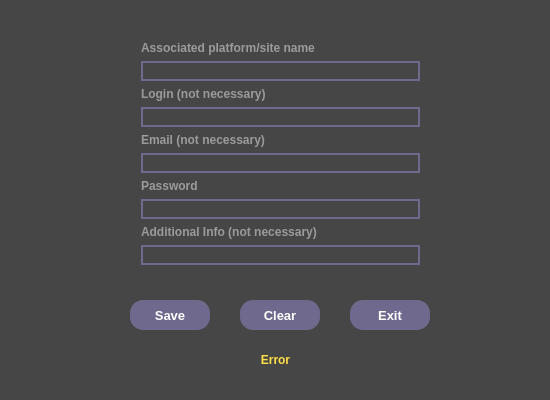
First picture: the form in PassKeeper/Record.ui, repository Badyusha/PassKeeper, before the edit.
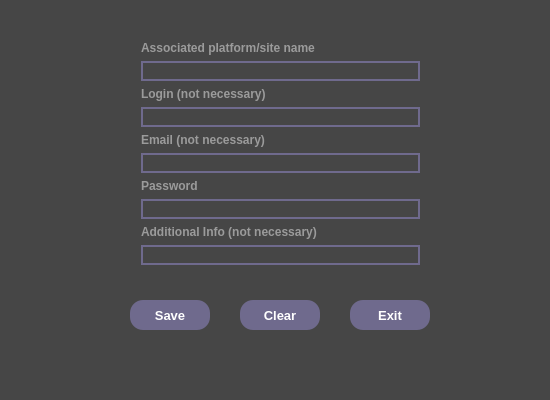
Second picture: the form after the edit. Icons and pictures are not drawn.

```diff
--- a/PassKeeper/Record.ui
+++ b/PassKeeper/Record.ui
@@ -320,7 +320,7 @@
      <string notr="true">color: rgb(255, 224, 70);</string>
     </property>
     <property name="text">
-     <string>Error</string>
+     <string/>
     </property>
     <property name="alignment">
      <set>Qt::AlignCenter</set>
```
Left out of the diff: 4 changed lines with no effect on the pictures.
